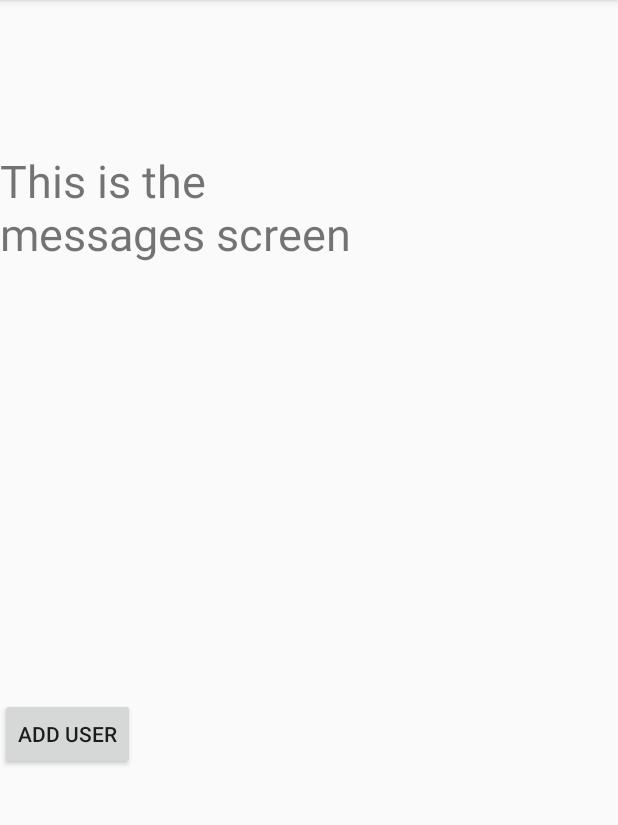
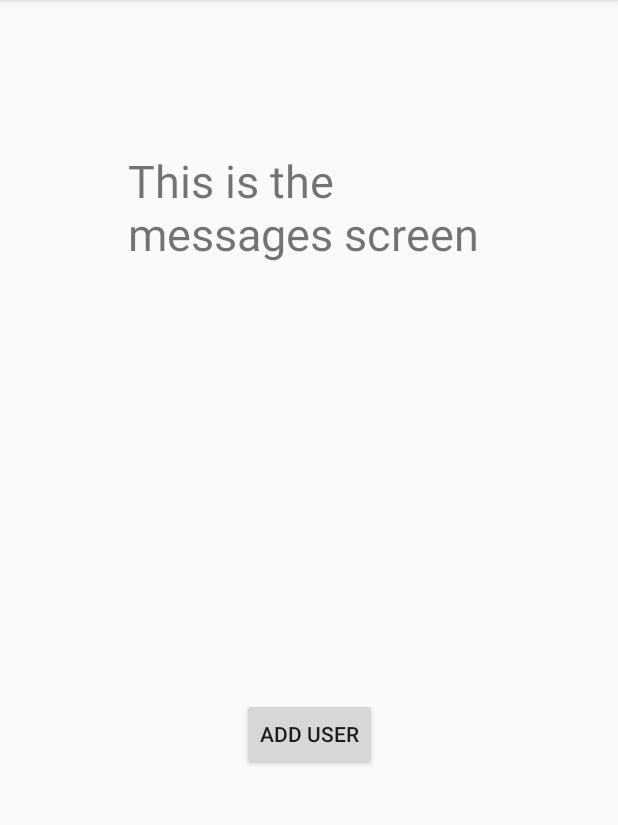
Before and after one commit to reccos0515/SS_4, an Android app: the screen it shows after launch (MainActivity), in the side drawer, after a tap on "Messages", on a phone screen of 412 x 824 dp, the part 84-909 px from its top. Run offline under Robolectric (Android 15) with nearby library versions, the phone set to English and light mode, and no system bars.

Commit message:
Some progress on Volley

```diff
--- a/app/src/main/java/com/conectar/conectar/MessagesFragment.java
+++ b/app/src/main/java/com/conectar/conectar/MessagesFragment.java
@@ -77,24 +77,20 @@ public class MessagesFragment extends Fragment {
     @Override
     public void onViewCreated(View view, @Nullable final Bundle savedInstanceState) {
         super.onViewCreated(view, savedInstanceState);
-        view.findViewById(R.id.addUserReq);
-        view.setOnClickListener(new View.OnClickListener() {
+        view.findViewById(R.id.addUserReq).setOnClickListener(new View.OnClickListener() {
             @Override
-            public void onClick(View view) {
+            public void onClick(final View view) {
                 new Timer().schedule(
                         new TimerTask() {
                             @Override
                             public void run() {
                                 //RequestJsonObject.postProfileRequest(getContext(), "http://localhost/SS_4/echo.php");
-                                jsonTestMsg = (TextView) getView().findViewById(R.id.jsonTestMsg);
-                                RequestJsonObject.postProfileRequestJSON(getContext(), "http://localhost/SS_4/echo.php", jsonTestMsg);
-
-                                //Toast.makeText(getActivity(), "Thing Happened", Toast.LENGTH_SHORT).show();
-
+                                //jsonTestMsg = (TextView) getView().findViewById(R.id.jsonTestMsg);
+                                RequestJsonObject.postProfileRequestJSON(getContext(), "proj-309-ss-4.cs.iastate.edu:9001/", view);
                             }
                         }, 20000
                 );
-                System.out.println(RequestJsonObject.getStringRequests(getContext()));
+                System.out.println(RequestJsonObject.getRequests(getContext()));
             }
         });
 
--- a/app/src/main/res/layout/fragment_messages.xml
+++ b/app/src/main/res/layout/fragment_messages.xml
@@ -15,21 +15,27 @@
             android:layout_width="wrap_content"
             android:layout_height="wrap_content"
             android:layout_marginBottom="8dp"
+            android:layout_marginEnd="8dp"
+            android:layout_marginStart="8dp"
             android:layout_marginTop="8dp"
             android:text="Add user"
             app:layout_constraintBottom_toBottomOf="parent"
-            app:layout_constraintTop_toBottomOf="@+id/jsonTestMsg"
-            tools:layout_editor_absoluteX="147dp" />
+            app:layout_constraintEnd_toEndOf="parent"
+            app:layout_constraintStart_toStartOf="parent"
+            app:layout_constraintTop_toBottomOf="@+id/jsonTestMsg" />
 
         <TextView
             android:id="@+id/jsonTestMsg"
             android:layout_width="241dp"
             android:layout_height="110dp"
+            android:layout_marginEnd="8dp"
+            android:layout_marginStart="8dp"
             android:layout_marginTop="100dp"
             android:text="This is the messages screen"
             android:textSize="30sp"
-            app:layout_constraintTop_toTopOf="parent"
-            tools:layout_editor_absoluteX="72dp" />
+            app:layout_constraintEnd_toEndOf="parent"
+            app:layout_constraintStart_toStartOf="parent"
+            app:layout_constraintTop_toTopOf="parent" />
     </android.support.constraint.ConstraintLayout>
 
 </FrameLayout>
```
Also changed, not shown: app/src/main/java/com/conectar/conectar/RequestJsonObject.java (+32 -4 lines).
